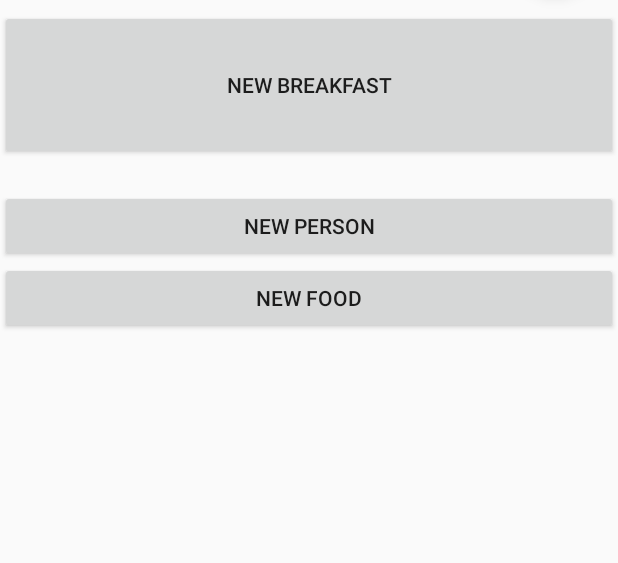
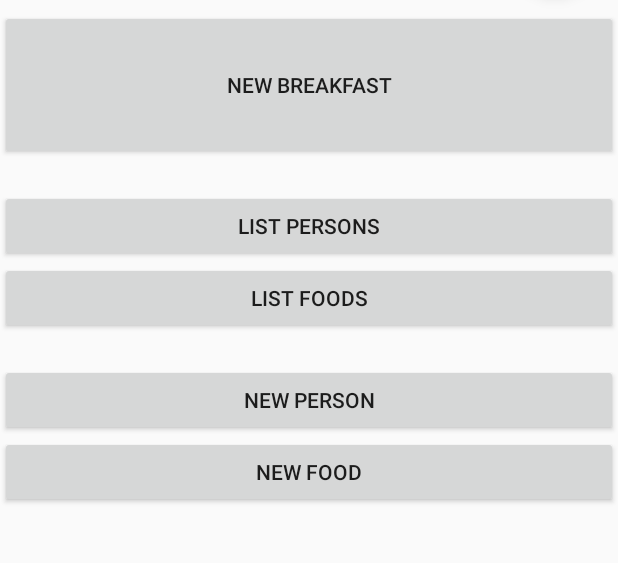
Before and after one commit to mb-x/requestBreakfast, an Android app: the screen it shows after launch (HomeActivity), after a tap on "NEW BREAKFAST", on a phone screen of 412 x 824 dp, the part 320-883 px from its top. Run offline under Robolectric (Android 15) with nearby library versions, the phone set to English and light mode, and no system bars.

Commit message:
list person, edit structure

```diff
--- a/app/src/main/java/com/devgrafix/requestbreakfast/HomeActivity.java
+++ b/app/src/main/java/com/devgrafix/requestbreakfast/activities/HomeActivity.java
@@ -1,4 +1,4 @@
-package com.devgrafix.requestbreakfast;
+package com.devgrafix.requestbreakfast.activities;
 
 import android.content.Intent;
 import android.os.Bundle;
@@ -11,11 +11,15 @@ import android.view.Menu;
 import android.view.MenuItem;
 import android.widget.Button;
 
+import com.devgrafix.requestbreakfast.R;
+
 public class HomeActivity extends AppCompatActivity implements View.OnClickListener {
 
     protected Button btn_newPerson;
     protected Button btn_newFood;
     protected Button btn_newBreakFast;
+    protected Button btn_listPersons;
+    protected Button btn_listFoods;
     protected FloatingActionButton fab;
     @Override
     protected void onCreate(Bundle savedInstanceState) {
@@ -40,11 +44,15 @@ public class HomeActivity extends AppCompatActivity implements View.OnClickListe
         btn_newFood = (Button)findViewById(R.id.btn_newFood);
         btn_newPerson = (Button)findViewById(R.id.btn_newPerson);
         btn_newBreakFast = (Button)findViewById(R.id.btn_newBreakFast);
+        btn_listPersons = (Button) findViewById(R.id.btn_listPersons);
+        btn_listFoods = (Button) findViewById(R.id.btn_listFoods);
     }
     protected void initEvents(){
         btn_newFood.setOnClickListener(this); // calling onClick() method
         btn_newPerson.setOnClickListener(this);
         btn_newBreakFast.setOnClickListener(this);
+        btn_listFoods.setOnClickListener(this);
+        btn_listPersons.setOnClickListener(this);
     }
     @Override
     public void onClick(View v) {
@@ -63,7 +71,12 @@ public class HomeActivity extends AppCompatActivity implements View.OnClickListe
 
             case R.id.btn_newBreakFast:
                 break;
-
+            case R.id.btn_listFoods:
+                break;
+            case R.id.btn_listPersons:
+                nextIntent = new Intent(HomeActivity.this, listPresonsActivity.class);
+                HomeActivity.this.startActivity(nextIntent);
+                break;
             default:
                 break;
         }
--- a/app/src/main/java/com/devgrafix/requestbreakfast/newFoodActivity.java
+++ b/app/src/main/java/com/devgrafix/requestbreakfast/activities/newFoodActivity.java
@@ -1,7 +1,9 @@
-package com.devgrafix.requestbreakfast;
+package com.devgrafix.requestbreakfast.activities;
 
 import android.support.v7.app.AppCompatActivity;
 import android.os.Bundle;
+
+import com.devgrafix.requestbreakfast.R;
 
 public class newFoodActivity extends AppCompatActivity {
 
--- a/app/src/main/java/com/devgrafix/requestbreakfast/newPersonActivity.java
+++ b/app/src/main/java/com/devgrafix/requestbreakfast/activities/newPersonActivity.java
@@ -1,12 +1,14 @@
-package com.devgrafix.requestbreakfast;
+package com.devgrafix.requestbreakfast.activities;
 
-import android.app.ActionBar;
 import android.support.v7.app.AppCompatActivity;
 import android.os.Bundle;
 import android.view.View;
 import android.widget.Button;
 import android.widget.TextView;
 import android.widget.Toast;
+
+import com.devgrafix.requestbreakfast.managers.PersonManager;
+import com.devgrafix.requestbreakfast.R;
 
 public class newPersonActivity extends AppCompatActivity {
 
--- a/app/src/main/java/com/devgrafix/requestbreakfast/DatabaseManager.java
+++ b/app/src/main/java/com/devgrafix/requestbreakfast/managers/DatabaseManager.java
@@ -1,4 +1,4 @@
-package com.devgrafix.requestbreakfast;
+package com.devgrafix.requestbreakfast.managers;
 
 import android.content.Context;
 import android.database.sqlite.SQLiteDatabase;
--- a/app/src/main/java/com/devgrafix/requestbreakfast/EntityManager.java
+++ b/app/src/main/java/com/devgrafix/requestbreakfast/managers/EntityManager.java
@@ -1,4 +1,4 @@
-package com.devgrafix.requestbreakfast;
+package com.devgrafix.requestbreakfast.managers;
 
 import android.content.Context;
 import android.database.sqlite.SQLiteDatabase;
--- a/app/src/main/res/layout/activity_home.xml
+++ b/app/src/main/res/layout/activity_home.xml
@@ -5,7 +5,7 @@
     android:layout_width="match_parent"
     android:layout_height="match_parent"
     android:fitsSystemWindows="true"
-    tools:context="com.devgrafix.requestbreakfast.HomeActivity">
+    tools:context=".activities.HomeActivity">
 
     <android.support.design.widget.AppBarLayout
         android:id="@+id/app_bar"
--- a/app/src/main/res/layout/activity_new_food.xml
+++ b/app/src/main/res/layout/activity_new_food.xml
@@ -7,7 +7,7 @@
     android:paddingLeft="@dimen/activity_horizontal_margin"
     android:paddingRight="@dimen/activity_horizontal_margin"
     android:paddingTop="@dimen/activity_vertical_margin"
-    tools:context="com.devgrafix.requestbreakfast.newFoodActivity"
+    tools:context=".activities.newFoodActivity"
     android:orientation="vertical">
 
     <TextView
--- a/app/src/main/res/layout/activity_new_person.xml
+++ b/app/src/main/res/layout/activity_new_person.xml
@@ -7,7 +7,7 @@
     android:paddingLeft="@dimen/activity_horizontal_margin"
     android:paddingRight="@dimen/activity_horizontal_margin"
     android:paddingTop="@dimen/activity_vertical_margin"
-    tools:context="com.devgrafix.requestbreakfast.newPersonActivity">
+    tools:context=".activities.newPersonActivity">
 
     <Button
         android:layout_width="match_parent"
--- a/app/src/main/res/layout/content_home.xml
+++ b/app/src/main/res/layout/content_home.xml
@@ -5,7 +5,7 @@
     android:layout_width="match_parent"
     android:layout_height="match_parent"
     app:layout_behavior="@string/appbar_scrolling_view_behavior"
-    tools:context="com.devgrafix.requestbreakfast.HomeActivity"
+    tools:context=".activities.HomeActivity"
     tools:showIn="@layout/activity_home">
 <LinearLayout
     android:layout_width="match_parent"
@@ -25,6 +25,19 @@
     <Button
         android:layout_width="match_parent"
         android:layout_height="wrap_content"
+        android:text="List Persons"
+        android:id="@+id/btn_listPersons"
+        android:layout_marginTop="20dp" />
+
+    <Button
+        android:layout_width="match_parent"
+        android:layout_height="wrap_content"
+        android:text="List Foods"
+        android:id="@+id/btn_listFoods" />
+
+    <Button
+        android:layout_width="match_parent"
+        android:layout_height="wrap_content"
         android:text="New Person"
         android:id="@+id/btn_newPerson"
         android:layout_marginTop="20dp" />
--- a/app/src/main/res/menu/menu_home.xml
+++ b/app/src/main/res/menu/menu_home.xml
@@ -1,7 +1,7 @@
 <menu xmlns:android="http://schemas.android.com/apk/res/android"
     xmlns:app="http://schemas.android.com/apk/res-auto"
     xmlns:tools="http://schemas.android.com/tools"
-    tools:context="com.devgrafix.requestbreakfast.HomeActivity">
+    tools:context=".activities.HomeActivity">
     <item
         android:id="@+id/action_settings"
         android:orderInCategory="100"
--- a/app/src/main/res/xml/pref_headers.xml
+++ b/app/src/main/res/xml/pref_headers.xml
@@ -3,17 +3,17 @@
     <!-- These settings headers are only used on tablets. -->
 
     <header
-        android:fragment="com.devgrafix.requestbreakfast.newPersonActivity$GeneralPreferenceFragment"
+        android:fragment="com.devgrafix.requestbreakfast.activities.newPersonActivity$GeneralPreferenceFragment"
         android:icon="@drawable/ic_info_black_24dp"
         android:title="@string/pref_header_general" />
 
     <header
-        android:fragment="com.devgrafix.requestbreakfast.newPersonActivity$NotificationPreferenceFragment"
+        android:fragment="com.devgrafix.requestbreakfast.activities.newPersonActivity$NotificationPreferenceFragment"
         android:icon="@drawable/ic_notifications_black_24dp"
         android:title="@string/pref_header_notifications" />
 
     <header
-        android:fragment="com.devgrafix.requestbreakfast.newPersonActivity$DataSyncPreferenceFragment"
+        android:fragment="com.devgrafix.requestbreakfast.activities.newPersonActivity$DataSyncPreferenceFragment"
         android:icon="@drawable/ic_sync_black_24dp"
         android:title="@string/pref_header_data_sync" />
 
```
Also changed, not shown: app/src/main/AndroidManifest.xml (+8 -5 lines), app/src/main/java/com/devgrafix/requestbreakfast/activities/listPresonsActivity.java (added, +46 -0 lines), app/src/main/java/com/devgrafix/requestbreakfast/managers/FoodManager.java (renamed from app/src/main/java/com/devgrafix/requestbreakfast/PersonManager.java, +16 -16 lines), app/src/main/java/com/devgrafix/requestbreakfast/managers/PersonManager.java (renamed from app/src/main/java/com/devgrafix/requestbreakfast/FoodManager.java, +35 -25 lines), app/src/main/java/com/devgrafix/requestbreakfast/model/Person.java (added, +52 -0 lines), app/src/main/java/com/devgrafix/requestbreakfast/personList/PersonAdapter.java (added, +48 -0 lines), app/src/main/java/com/devgrafix/requestbreakfast/personList/PersonViewHolder.java (added, +15 -0 lines), app/src/main/res/layout/activity_list_presons.xml (added, +22 -0 lines), app/src/main/res/layout/list_person_item.xml (added, +45 -0 lines).
